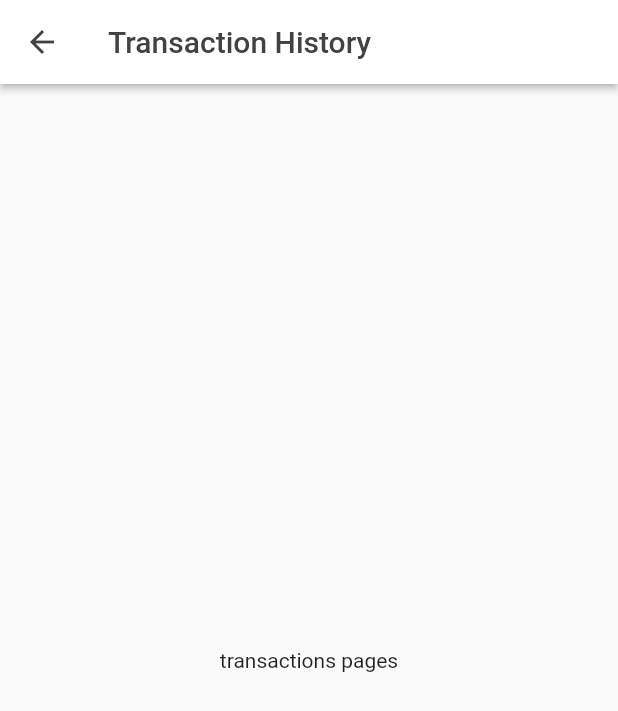
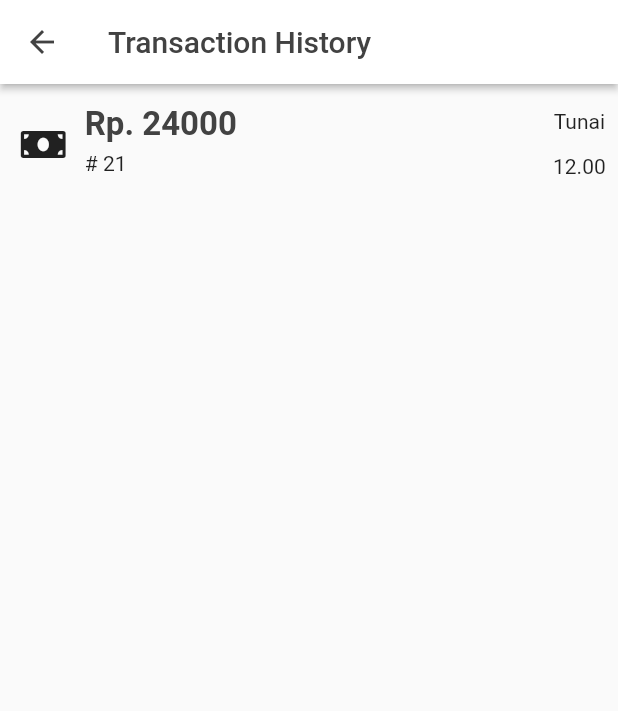
Before and after one commit to faizainur/pharmacy-app-flutter, a Flutter app: the HistoryPage screen opened directly, on a phone screen of 412 x 824 dp. Shown: the top 711 px of the screen. Run offline on Flutter 3.47's test engine with Material 2 defaults, Android fonts, the phone set to English and light mode, and no system bars; our stand-ins replace dotted_border, font_awesome_flutter, rflutter_alert; missing offline and left inert: avatar_letter, easy_dialog, flutter_barcode_scanner, random_color.

```diff
--- /dev/null
+++ b/lib/history_item.dart
@@ -0,0 +1,97 @@
+import 'package:flutter/material.dart';
+import 'package:font_awesome_flutter/font_awesome_flutter.dart';
+import 'package:pharmacy_app/models/transaction.dart';
+
+class HistoryItem extends StatefulWidget {
+  Transaction transaction;
+
+  HistoryItem(this.transaction);
+
+  @override
+  _HistoryItemState createState() => _HistoryItemState();
+}
+
+class _HistoryItemState extends State<HistoryItem> {
+  void onTapItem(Transaction transaction) {}
+
+  @override
+  Widget build(BuildContext context) {
+    return Container(
+      child: InkWell(
+        onTap: () {
+          /* TODO : Navigate to transaction details page, passing transaction data */
+
+          /* Navigator.push(context, MaterialPageRoute(
+            builder: (BuildContext context) {
+              return HistoryPage();
+            }
+          ),); */
+        },
+        child: Container(
+          height: 80,
+          child: Row(
+            children: <Widget>[
+              Expanded(
+                flex: 1,
+                child: Center(
+                  child: Icon(FontAwesomeIcons.moneyBill),
+                ),
+              ),
+              Expanded(
+                flex: 6,
+                child: Padding(
+                  padding: EdgeInsets.symmetric(horizontal: 5, vertical: 14),
+                  child: Column(
+                    mainAxisAlignment: MainAxisAlignment.center,
+                    crossAxisAlignment: CrossAxisAlignment.start,
+                    children: <Widget>[
+                      Expanded(
+                        flex: 1,
+                        child: Align(alignment: Alignment.centerLeft,
+                                                  child: Text(
+                            "Rp. " + widget.transaction.totalPrice.toString(),
+                            style: TextStyle(
+                                color: Colors.grey[800],
+                                fontSize: 22,
+                                fontWeight: FontWeight.bold),
+                          ),
+                        ),
+                      ),
+                      Expanded(
+                        flex: 1,
+                        child: Align(alignment: Alignment.centerLeft,
+                          child: Text(
+                              "# " + widget.transaction.transactionId.toString()),
+                        ),
+                      )
+                    ],
+                  ),
+                ),
+              ),
+              Expanded(
+                flex: 1,
+                child: Column(
+                  // mainAxisAlignment: MainAxisAlignment.center,
+                  children: <Widget>[
+                    Expanded(
+                        flex: 1,
+                        child: Center(
+                            child: Padding(
+                                padding: EdgeInsets.only(top: 10),
+                                child: Text(widget.transaction.payMethod)))),
+                    Expanded(
+                        flex: 1,
+                        child: Center(
+                            child: Padding(
+                                padding: EdgeInsets.only(bottom: 10),
+                                child: Text(widget.transaction.time))))
+                  ],
+                ),
+              )
+            ],
+          ),
+        ),
+      ),
+    );
+  }
+}
--- a/lib/history_page.dart
+++ b/lib/history_page.dart
@@ -1,4 +1,7 @@
 import 'package:flutter/material.dart';
+import 'package:pharmacy_app/models/product.dart';
+import 'package:pharmacy_app/models/transaction.dart';
+import 'history_item.dart';
 
 class HistoryPage extends StatefulWidget {
   @override
@@ -6,13 +9,31 @@ class HistoryPage extends StatefulWidget {
 }
 
 class _HistoryPageState extends State<HistoryPage> {
+  Transaction transaction = new Transaction(
+      21, '25 Nov 2019', '12.00', listProductSold, 'Tunai', 24000);
+  Product obatBatuk = new Product('OB1', 'Obat Batuk', 5, 'Meredakan batuk');
+
+  static List<Product> listProductSold = List<Product>();
+
+  @override
+  void initState() {
+    // TODO: implement initState
+    super.initState();
+
+    listProductSold.add(obatBatuk);
+
+    print(transaction.listProductSold[0].productName);
+  }
+
   @override
   Widget build(BuildContext context) {
     return Scaffold(
       appBar: AppBar(
         backgroundColor: Colors.white,
         elevation: 2,
-        leading: BackButton(color: Colors.grey[800],),
+        leading: BackButton(
+          color: Colors.grey[800],
+        ),
         title: Text(
           "Transaction History",
           style: TextStyle(color: Colors.grey[800]),
@@ -20,7 +41,9 @@ class _HistoryPageState extends State<HistoryPage> {
       ),
       body: Container(
         child: Center(
-          child: Text("transactions pages"),
+          child: ListView(
+            children: <Widget>[HistoryItem(transaction)],
+          ),
         ),
       ),
     );
--- a/lib/models/product.dart
+++ b/lib/models/product.dart
@@ -1,11 +1,11 @@
 
 class Product {
 
-  String imageUrl;
   String productName;
   String productId;
   int productStock;
   String productInfo;
 
-
+  // Constructor
+  Product(this.productId, this.productName, this.productStock, this.productInfo);
 }
--- /dev/null
+++ b/lib/models/transaction.dart
@@ -0,0 +1,13 @@
+import 'product.dart';
+
+class Transaction {
+  int transactionId;
+  String date;
+  String time;
+  List<Product> listProductSold;
+  String payMethod;
+  int totalPrice;
+
+  Transaction(this.transactionId, this.date, this.time, this.listProductSold,
+      this.payMethod, this.totalPrice);
+}
--- a/lib/product_list_card.dart
+++ b/lib/product_list_card.dart
@@ -17,7 +17,13 @@ class _ProductCardState extends State<ProductCard> {
       padding: EdgeInsets.symmetric(horizontal: 8),
       child: Card(
         child: InkWell(
-          onTap: () {},
+          onTap: () {
+            /* TODO :  Add onTap Function
+               when item tapped, will navigate to details page and passing data
+               to be shown in details page */
+
+
+          },
           child: SizedBox(
             height: 80,
             child: Row(
```
Also changed, not shown: lib/models/trasactions_perday_bundle.dart (added).
